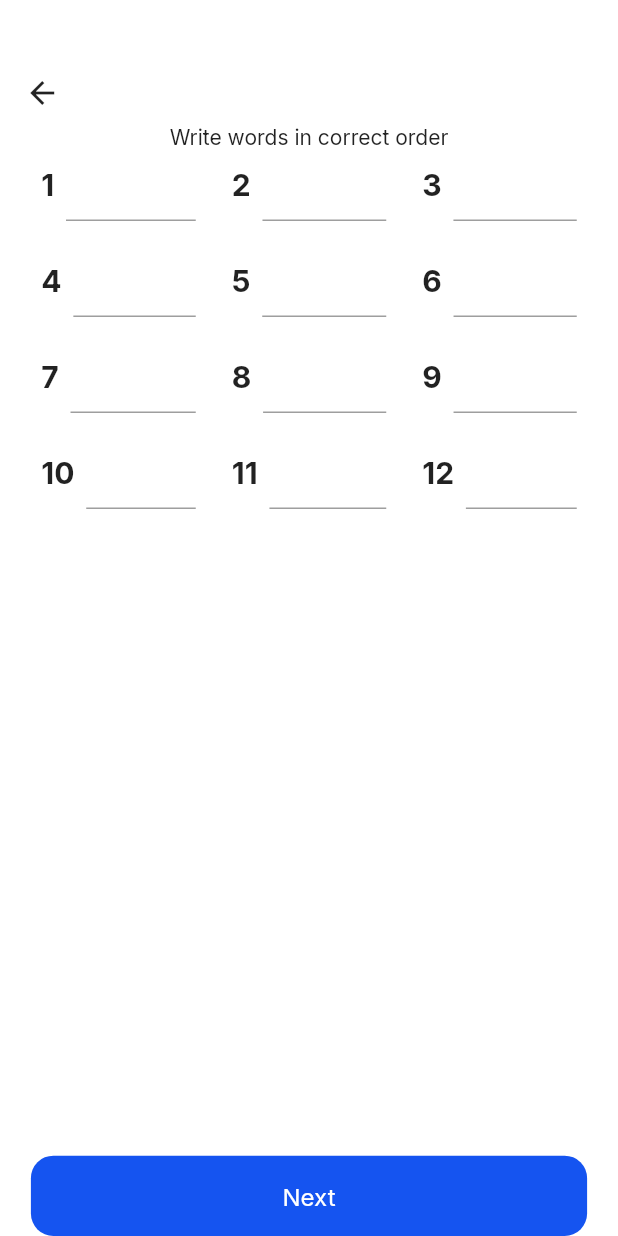
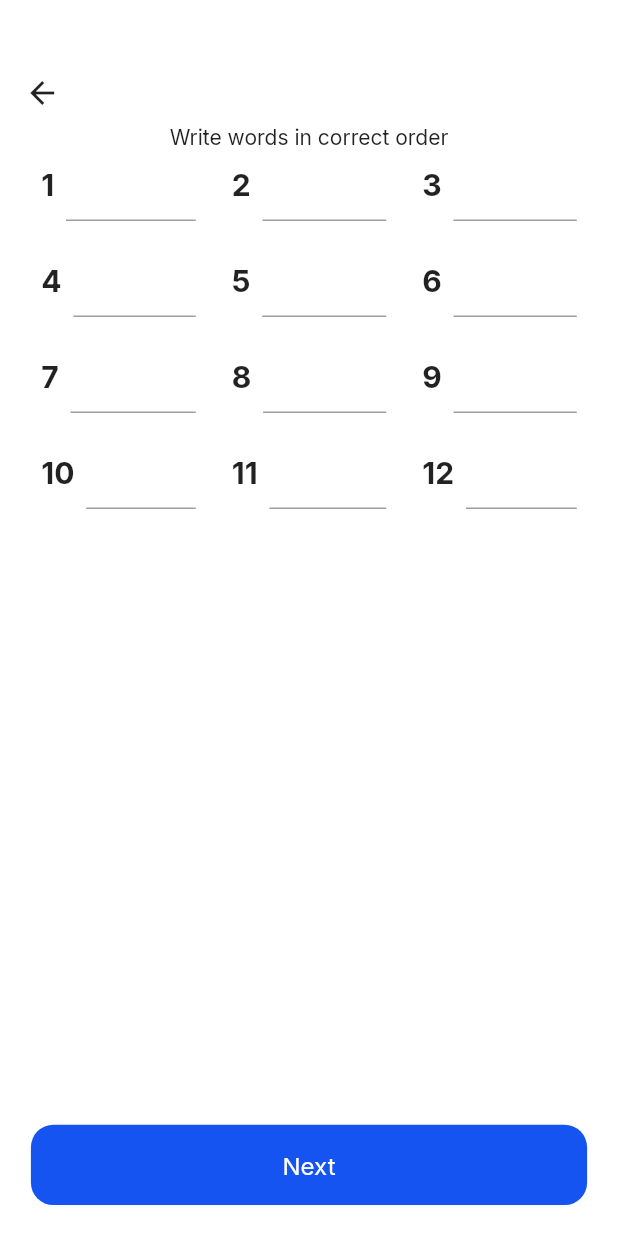
Before and after one commit to phvtquang/Coinbase_Wallet, a Flutter app: the ManualBackup2 screen opened directly, on a phone screen of 412 x 824 dp. Run offline on Flutter 3.47's test engine with Material 2 defaults, Android fonts, the phone set to English and light mode, and no system bars; our stand-ins replace cloud_firestore, firebase_core, google_fonts; missing offline and left inert: bip39; accounts and stored records are empty.

Commit message:
Update - icon

```diff
--- a/lib/screens/backup_screen/manual_backup_screen2.dart
+++ b/lib/screens/backup_screen/manual_backup_screen2.dart
@@ -151,6 +151,9 @@ class ManualBackup2 extends StatelessWidget {
               } else {}
             },
           ),
+          SizedBox(
+            height: MediaQuery.of(context).size.height * 0.025,
+          ),
         ],
       ),
     );
```
Also changed, not shown: lib/screens/backup_screen/show_recovery_phrase.dart (+4 -3 lines), 9 other files.
